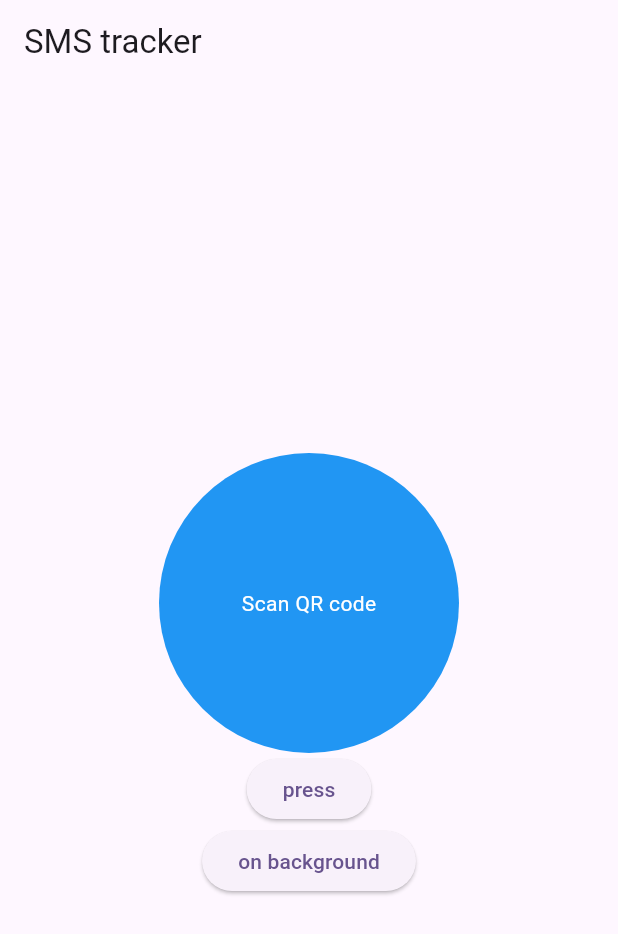
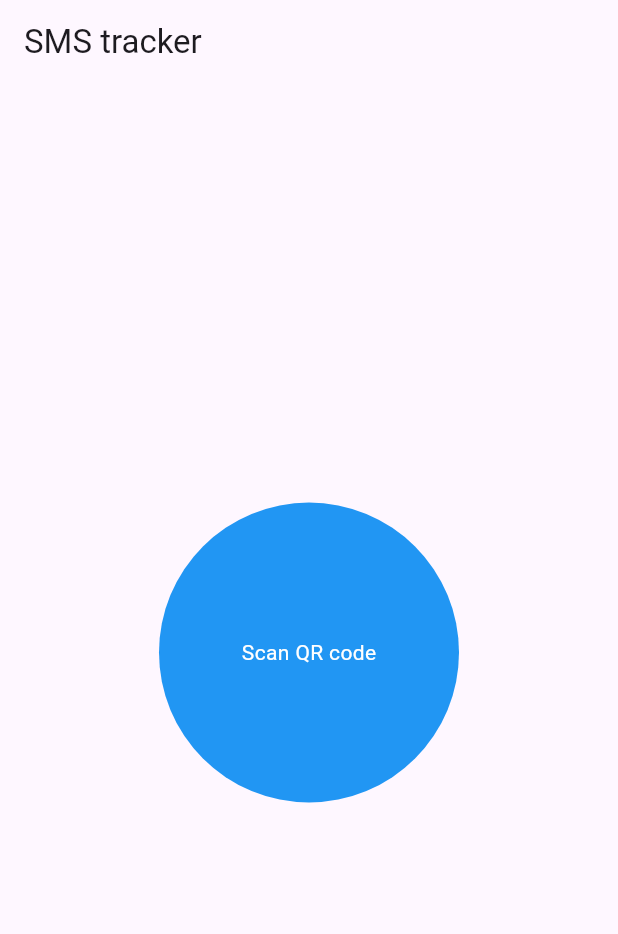
Before and after one commit to shakhawat-khan/sms-module, a Flutter app: the screen it shows after launch, on a phone screen of 412 x 824 dp. Shown: the top 934 px of the screen. Run offline on Flutter 3.47's test engine with Material 3 defaults, Android fonts, the phone set to English and light mode, and no system bars; our stand-ins replace flutter_local_notifications, flutter_riverpod, permission_handler; missing offline and left inert: flutter_background_service, flutter_barcode_scanner, flutter_sms_inbox.

Commit message:
on process background service implement

```diff
--- a/lib/home/view/home_view.dart
+++ b/lib/home/view/home_view.dart
@@ -71,9 +71,84 @@ class Home extends ConsumerWidget {
                       color: Colors.green, // Background color of the circle
                       shape: BoxShape.circle, // Makes the container circular
                     ),
+
                     child: const Center(
                       child: Text(
-                        'Connected',
+                        'Now You Are Connected',
+                        style: TextStyle(
+                          color: Colors.white,
+                          fontSize: 16,
+                        ),
+                      ),
+                    ),
+                  ),
+                ),
+              ),
+            ],
+          ),
+          // ElevatedButton(
+          //   onPressed: () async {
+          //     final SmsQuery query = SmsQuery();
+          //     // List<SmsMessage> messages = [];
+          //     var permission = await Permission.sms.status;
+          //     log(permission.isGranted.toString());
+          //     if (permission.isGranted) {
+          //       final messages = await query.querySms(
+          //         kinds: [
+          //           SmsQueryKind.inbox,
+          //         ],
+          //         // address: '+254712345789',
+          //         // count: 10,
+          //       );
+
+          //       logSmall(message: messages[0].date);
+
+          //       // for (int i = 0; i < messages.length; i++) {
+          //       //   logSmall(message: messages[i].body);
+          //       // }
+          //       debugPrint('sms inbox messages: ${messages.length}');
+          //     } else {
+          //       await Permission.sms.request();
+          //     }
+          //   },
+          //   child: const Text(
+          //     'press',
+          //   ),
+          // ),
+          // ElevatedButton(
+          //   onPressed: () async {
+          //     await initializeService();
+          //   },
+          //   child: const Text('on background'),
+          // )
+
+          const SizedBox(
+            height: 30,
+          ),
+
+          Row(
+            mainAxisAlignment: MainAxisAlignment.center,
+            children: [
+              Visibility(
+                visible: ref.watch(visibilityConnectedProvider),
+                child: GestureDetector(
+                  onTap: () async {
+                    ref.read(visibilityConnectedProvider.notifier).state =
+                        false;
+                    ref.read(visibilityQrProvider.notifier).state = true;
+                    stopBackgroundService();
+                  },
+                  child: Container(
+                    width: 200.0, // Set the width of the circle
+                    height:
+                        200.0, // Set the height of the circle (should match width for a perfect circle)
+                    decoration: const BoxDecoration(
+                      color: Colors.red, // Background color of the circle
+                      shape: BoxShape.circle, // Makes the container circular
+                    ),
+                    child: const Center(
+                      child: Text(
+                        'Stop',
                         style: TextStyle(color: Colors.white),
                       ),
                     ),
@@ -82,41 +157,6 @@ class Home extends ConsumerWidget {
               ),
             ],
           ),
-          ElevatedButton(
-            onPressed: () async {
-              final SmsQuery query = SmsQuery();
-              // List<SmsMessage> messages = [];
-              var permission = await Permission.sms.status;
-              log(permission.isGranted.toString());
-              if (permission.isGranted) {
-                final messages = await query.querySms(
-                  kinds: [
-                    SmsQueryKind.inbox,
-                  ],
-                  // address: '+254712345789',
-                  // count: 10,
-                );
-
-                logSmall(message: messages[0].date);
-
-                // for (int i = 0; i < messages.length; i++) {
-                //   logSmall(message: messages[i].body);
-                // }
-                debugPrint('sms inbox messages: ${messages.length}');
-              } else {
-                await Permission.sms.request();
-              }
-            },
-            child: const Text(
-              'press',
-            ),
-          ),
-          ElevatedButton(
-            onPressed: () async {
-              await initializeService();
-            },
-            child: const Text('on background'),
-          )
         ],
       ),
     );
```
Also changed, not shown: lib/home/provider/home_function.dart (+17 -14 lines).
